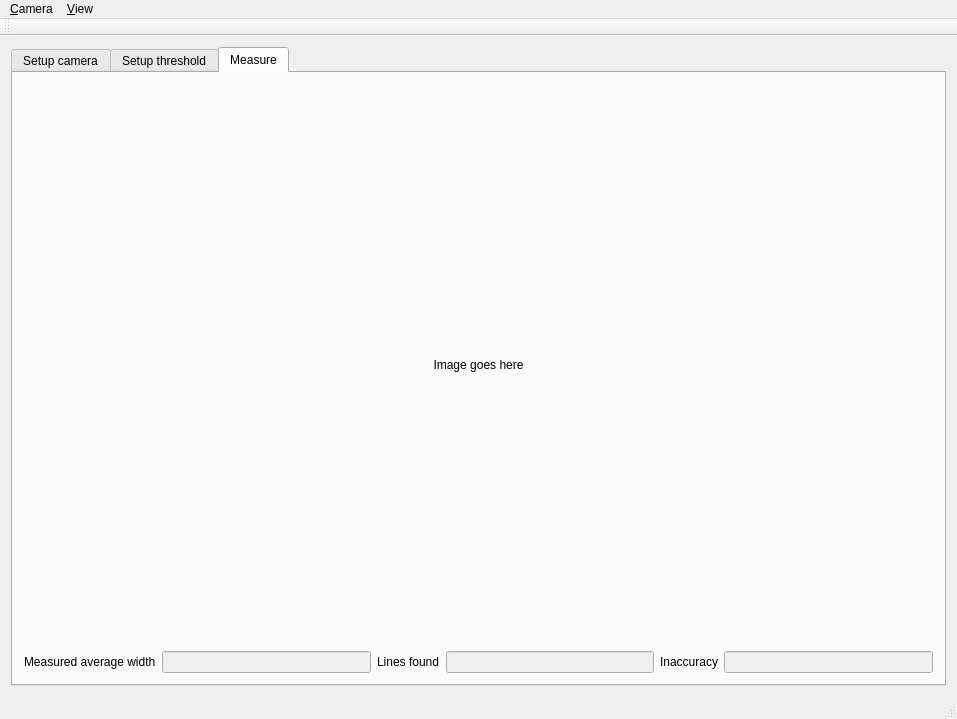
This is LineWidthMeasTool/mainwindow.ui in theMladyPan/opencv_utils as Qt 5 draws it before an edit. The edited form follows.
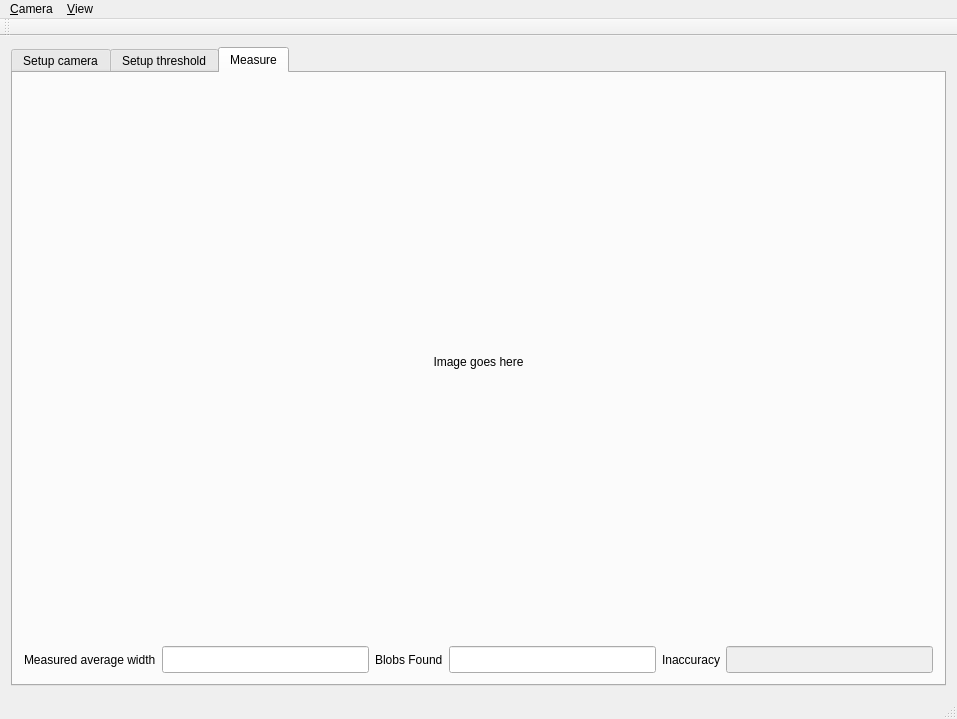
This is the edited form. The open tabs and pages were chosen to show the change.

Commit message: implemented ROI

What changed in the file:
```diff
--- a/LineWidthMeasTool/mainwindow.ui
+++ b/LineWidthMeasTool/mainwindow.ui
@@ -492,41 +492,13 @@
         <string>Measure</string>
        </attribute>
        <layout class="QGridLayout" name="gridLayout_4">
-        <item row="1" column="5">
-         <widget class="QLineEdit" name="editInaccuracy">
-          <property name="enabled">
-           <bool>false</bool>
-          </property>
-         </widget>
-        </item>
-        <item row="1" column="4">
+        <item row="2" column="4">
          <widget class="QLabel" name="labelInaccuracy">
           <property name="text">
            <string>Inaccuracy</string>
           </property>
          </widget>
         </item>
-        <item row="1" column="0">
-         <widget class="QLabel" name="label">
-          <property name="text">
-           <string>Measured average width</string>
-          </property>
-         </widget>
-        </item>
-        <item row="1" column="1">
-         <widget class="QLineEdit" name="editAvgLineWidth">
-          <property name="enabled">
-           <bool>false</bool>
-          </property>
-         </widget>
-        </item>
-        <item row="1" column="2">
-         <widget class="QLabel" name="labelLinesFound">
-          <property name="text">
-           <string>Lines found</string>
-          </property>
-         </widget>
-        </item>
         <item row="0" column="0" colspan="6">
          <widget class="QLabel" name="labelMeasure">
           <property name="sizePolicy">
@@ -543,10 +515,56 @@
           </property>
          </widget>
         </item>
-        <item row="1" column="3">
-         <widget class="QLineEdit" name="editLinesFound">
+        <item row="2" column="0">
+         <widget class="QLabel" name="label">
+          <property name="text">
+           <string>Measured average width</string>
+          </property>
+         </widget>
+        </item>
+        <item row="2" column="2">
+         <widget class="QLabel" name="labelLinesFound">
+          <property name="text">
+           <string>Blobs Found</string>
+          </property>
+         </widget>
+        </item>
+        <item row="2" column="5">
+         <widget class="QLineEdit" name="editInaccuracy">
           <property name="enabled">
            <bool>false</bool>
+          </property>
+          <property name="font">
+           <font>
+            <family>DejaVu Sans Mono</family>
+            <pointsize>12</pointsize>
+            <weight>75</weight>
+            <bold>true</bold>
+           </font>
+          </property>
+         </widget>
+        </item>
+        <item row="2" column="1">
+         <widget class="QLineEdit" name="editAvgWidth">
+          <property name="font">
+           <font>
+            <family>DejaVu Sans Mono</family>
+            <pointsize>12</pointsize>
+            <weight>75</weight>
+            <bold>true</bold>
+           </font>
+          </property>
+         </widget>
+        </item>
+        <item row="2" column="3">
+         <widget class="QLineEdit" name="editBlobsFound">
+          <property name="font">
+           <font>
+            <family>DejaVu Sans Mono</family>
+            <pointsize>12</pointsize>
+            <weight>75</weight>
+            <bold>true</bold>
+           </font>
           </property>
          </widget>
         </item>
```
The commit also changes 1 other file.
